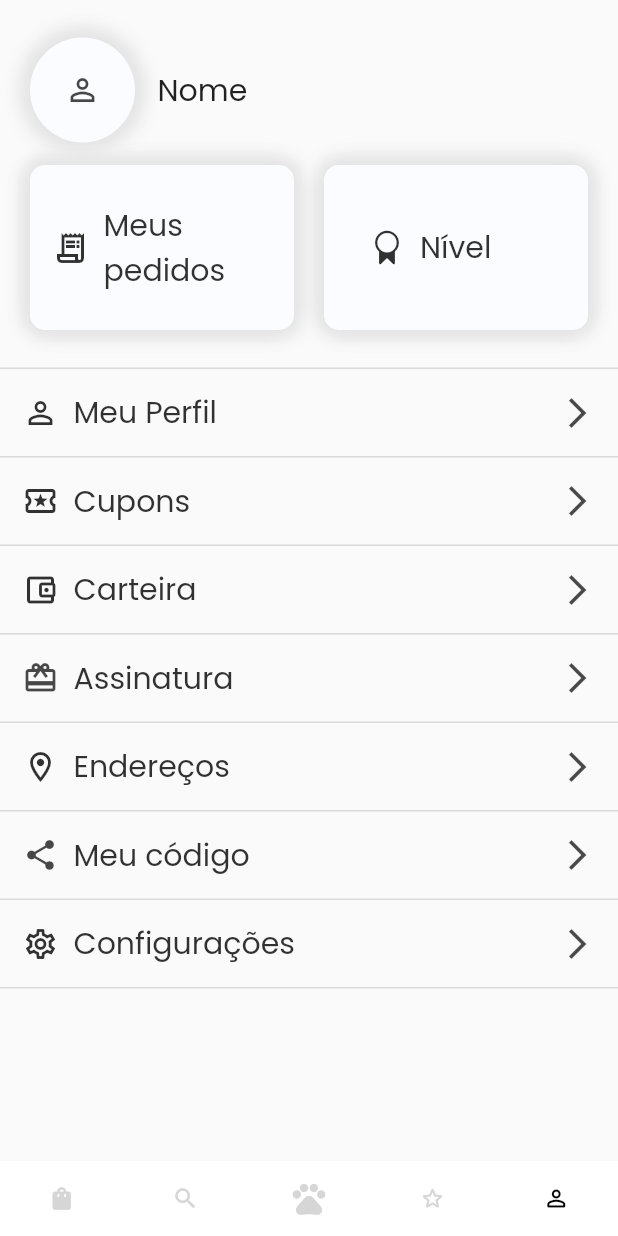
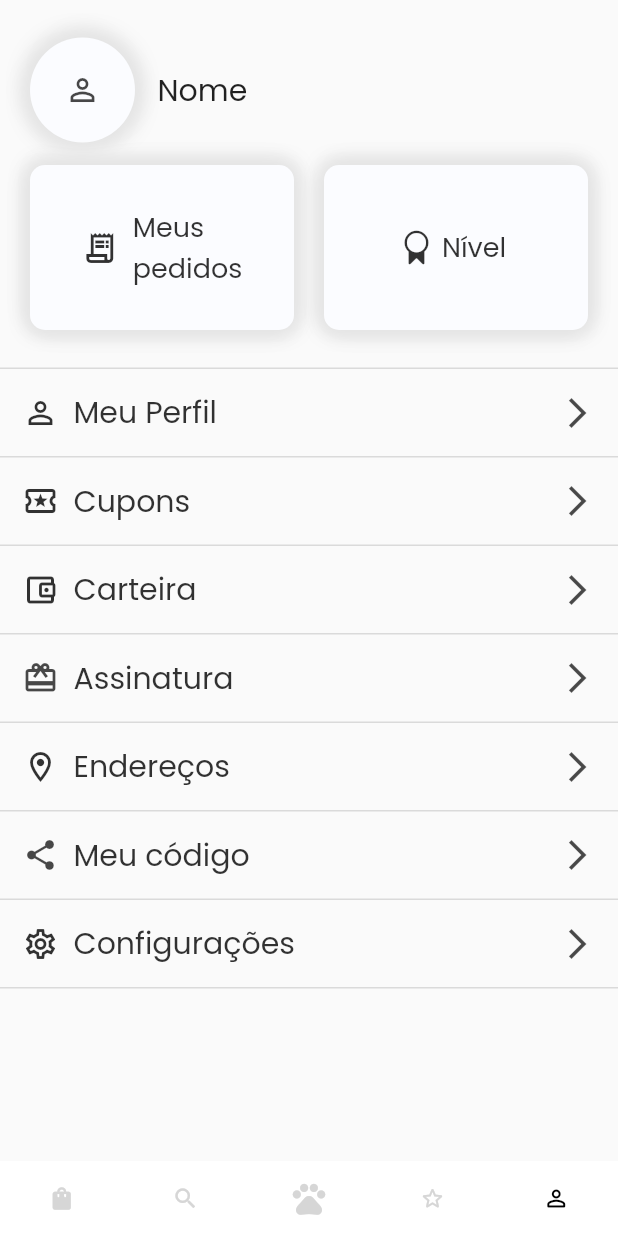
Before and after one commit to SauloVrS/Tier, a Flutter app: the TelaPerfilUsuario screen opened directly, on a phone screen of 412 x 824 dp. Run offline on Flutter 3.47's test engine with Material 2 defaults, Android fonts, the phone set to English and light mode, and no system bars; our stand-ins replace animated_splash_screen, carousel_slider, google_fonts; network calls fail.

Commit message:
correção bug perfil

```diff
--- a/lib/views/perfil_usuario.dart
+++ b/lib/views/perfil_usuario.dart
@@ -1,8 +1,9 @@
 import 'package:flutter/cupertino.dart';
 import 'package:flutter/material.dart';
 import 'package:google_fonts/google_fonts.dart';
-import 'package:tier/colors.dart';
-import 'package:tier/widgets/bottom_nav_bar.dart';
+
+import '../colors.dart';
+import '../widgets/bottom_nav_bar.dart';
 
 
 class TelaPerfilUsuario extends StatefulWidget {
@@ -32,7 +33,6 @@ class _TelaPerfilUsuarioState extends State<TelaPerfilUsuario> {
                         width: 70,
                         decoration: BoxDecoration(
                           borderRadius: BorderRadius.circular(40),
-                          //color: Colors.blue,
                           boxShadow: [
                             BoxShadow(
                               blurRadius: 10,
@@ -108,8 +108,11 @@ class _TelaPerfilUsuarioState extends State<TelaPerfilUsuario> {
                                 ),
                               ]
                           ),
-                          padding: const EdgeInsets.all(15),
-                          child: Row(
+                          child: Column(
+                            mainAxisAlignment: MainAxisAlignment.center,
+                            children: [
+                              Row(
+                                mainAxisAlignment: MainAxisAlignment.center,
                                 children: [
                                   Icon(Icons.receipt_long_outlined,
                                     color: AppColor.textosPretos3,
@@ -118,7 +121,7 @@ class _TelaPerfilUsuarioState extends State<TelaPerfilUsuario> {
                                   RichText(text: TextSpan(
                                       text: 'Meus\n',
                                       style: GoogleFonts.poppins(
-                                      fontSize: 20,
+                                          fontSize: 18,
                                           color: AppColor.textosPretos3),
                                       children: const [
                                         TextSpan(
@@ -129,6 +132,8 @@ class _TelaPerfilUsuarioState extends State<TelaPerfilUsuario> {
                                   )
                                 ],
                               ),
+                            ],
+                          ),
                         ),
                       ),
                       const SizedBox(width: 20,),
@@ -137,7 +142,6 @@ class _TelaPerfilUsuarioState extends State<TelaPerfilUsuario> {
                         child: Container(
                           width: (MediaQuery.of(context).size.width - 60)/2,
                           height: 110,
-                          padding: EdgeInsets.all(30),
                           decoration: BoxDecoration(
                               borderRadius: BorderRadius.circular(10),
                               color: AppColor.background,
@@ -162,20 +166,28 @@ class _TelaPerfilUsuarioState extends State<TelaPerfilUsuario> {
                                   offset: const Offset(3, -3),
                                   color: AppColor.cinzaBranco,
                                 ),
-                              ]                           ),
-                          child: Row(
+                              ]
+                          ),
+                          child: Column(
+                            mainAxisAlignment: MainAxisAlignment.center,
+                            children: [
+                              Row(
+                                mainAxisAlignment: MainAxisAlignment.center,
                                 children: [
                                   Icon(CupertinoIcons.rosette,
                                     color: AppColor.textosPretos3,
                                   ),
-                              const SizedBox(width: 10,),
+                                  const SizedBox(width: 5,),
                                   Text(
                                     'Nível',
                                     style: GoogleFonts.poppins(
-                                  fontSize: 20,
+                                      fontSize: 18,
                                       color: AppColor.textosPretos3,
                                     ),
-                              )
+                                  ),
+                                  const SizedBox(width: 5,),
+                                ],
+                              ),
                             ],
                           ),
                         ),
```
Lines whose indentation alone changed are shown as unchanged.
